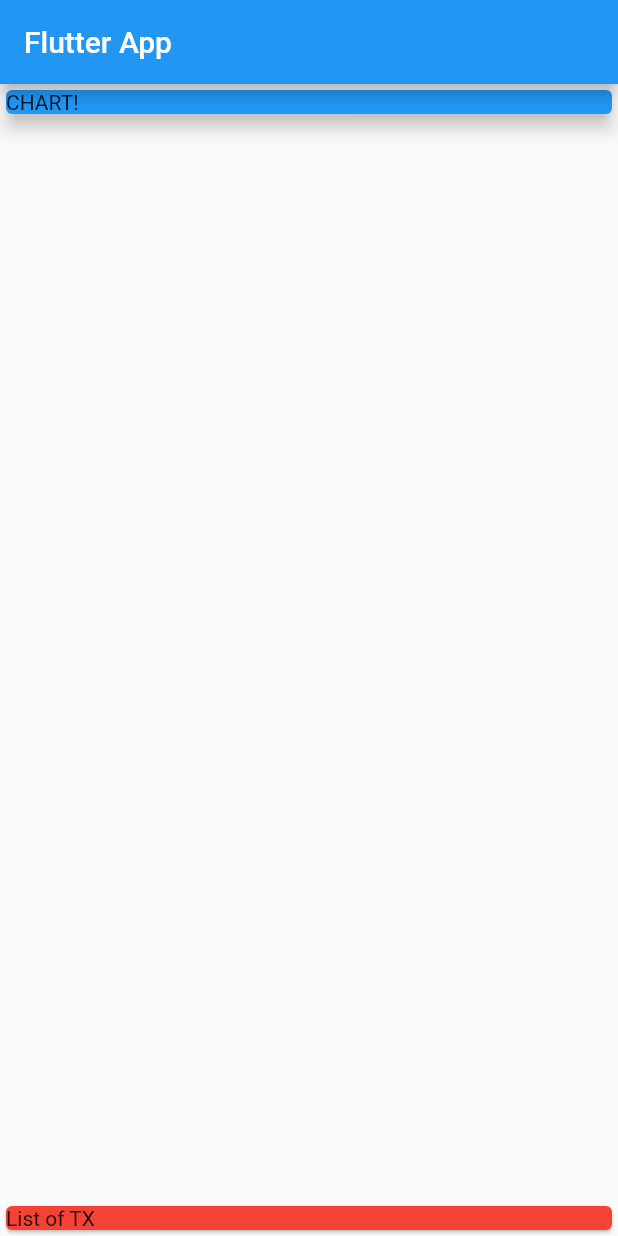
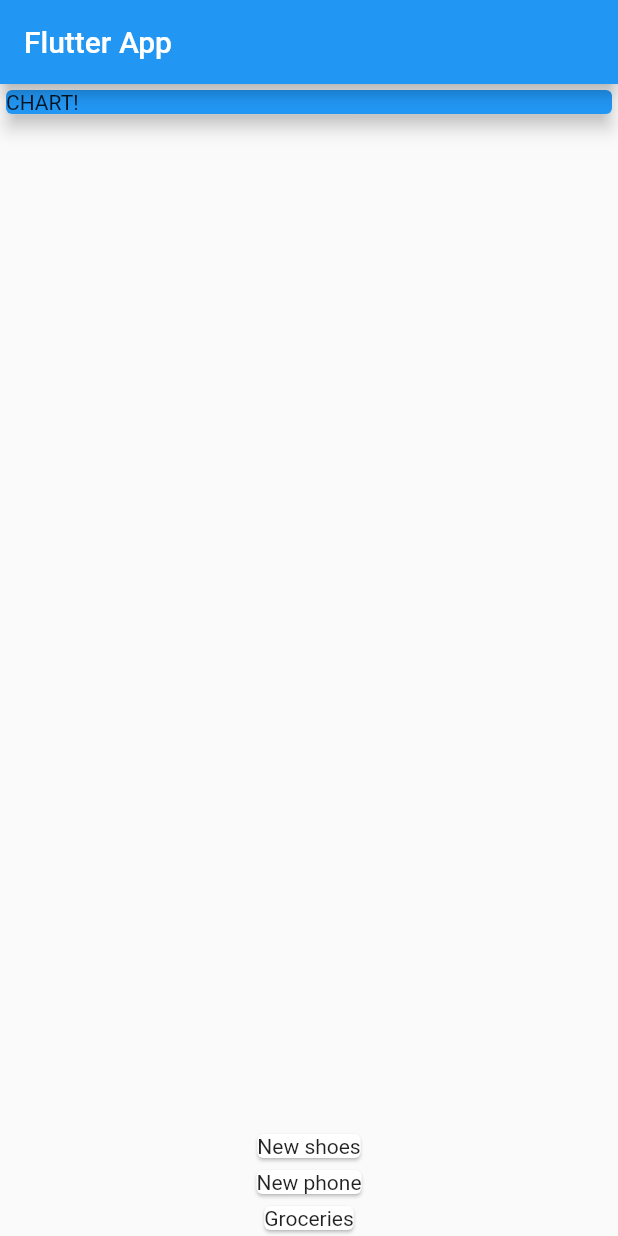
Before and after one commit to dschlauderaff/flutter_personal_expense, a Flutter app: the screen it shows after launch, on a phone screen of 412 x 824 dp. Run offline on Flutter 3.47's test engine with Material 2 defaults, Android fonts, the phone set to English and light mode, and no system bars.

Commit message:
map transaction data to card widget

```diff
--- a/lib/main.dart
+++ b/lib/main.dart
@@ -1,4 +1,5 @@
 import 'package:flutter/material.dart';
+
 import './transaction.dart';
 
 void main() => runApp(MyApp());
@@ -41,9 +42,12 @@ class MyHomePage extends StatelessWidget {
               elevation: 5,
             ),
           ),
-          Card(
-            color: Colors.red,
-            child: Text('List of TX'),
+          Column(
+            children: transactions.map((tx) {
+              return Card(
+                child: Text(tx.title),
+              );
+            }).toList(),
           ),
         ],
       ),
```
